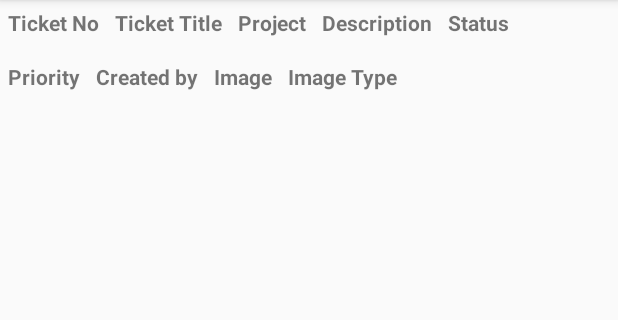
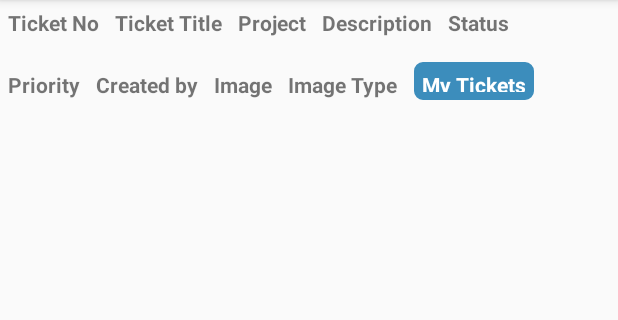
Before and after one commit to myphoneme/Ticketing, an Android app: the fragment TicketListFragment shown on its own in the app's theme, on a phone screen of 412 x 824 dp, the part 84-404 px from its top. Run offline under Robolectric (Android 15) with nearby library versions, the phone set to English and light mode, and no system bars; network calls fail; 2 statements that could not run were skipped.

Commit message:
Basic working

```diff
--- a/app/src/main/java/com/phoneme/ticketing/interfaces/GetDataService.java
+++ b/app/src/main/java/com/phoneme/ticketing/interfaces/GetDataService.java
@@ -62,6 +62,9 @@ public interface GetDataService {
 
     @GET("/anujitbhu/napolean/ticketingapici/index.php/ticket/index")
     Call<TicketResponse> getTickets();
+
+    @GET("/anujitbhu/napolean/ticketingapici/index.php/ticket/index1")
+    Call<TicketResponse> getMyTickets();
 
     @GET("/anujitbhu/napolean/ticketingapici/index.php/company/")
     Call<List<CompanyModel>> getCompanies();
--- a/app/src/main/res/layout/fragment_ticket_list.xml
+++ b/app/src/main/res/layout/fragment_ticket_list.xml
@@ -105,6 +105,24 @@
             android:textColor="@color/text_white"
             android:background="@drawable/rounded_corner_blue_bg"
             android:text="Logout"/>
+
+        <TextView
+            android:layout_margin="5dp"
+            android:padding="5dp"
+            android:id="@+id/fragment_my_ticket"
+            android:layout_width="wrap_content"
+            android:layout_height="25sp"
+            android:textStyle="bold"
+            android:textColor="@color/text_white"
+            android:background="@drawable/rounded_corner_blue_bg"
+            android:text="My Tickets"/>
+    </LinearLayout>
+    <LinearLayout
+        android:layout_width="match_parent"
+        android:orientation="horizontal"
+        android:layout_height="wrap_content">
+
+
     </LinearLayout>
     <TextView
         android:id="@+id/text_gallery"
```
Also changed, not shown: app/src/main/java/com/phoneme/ticketing/ui/ticketing/fragments/TicketListFragment.java (+54 -9 lines).
